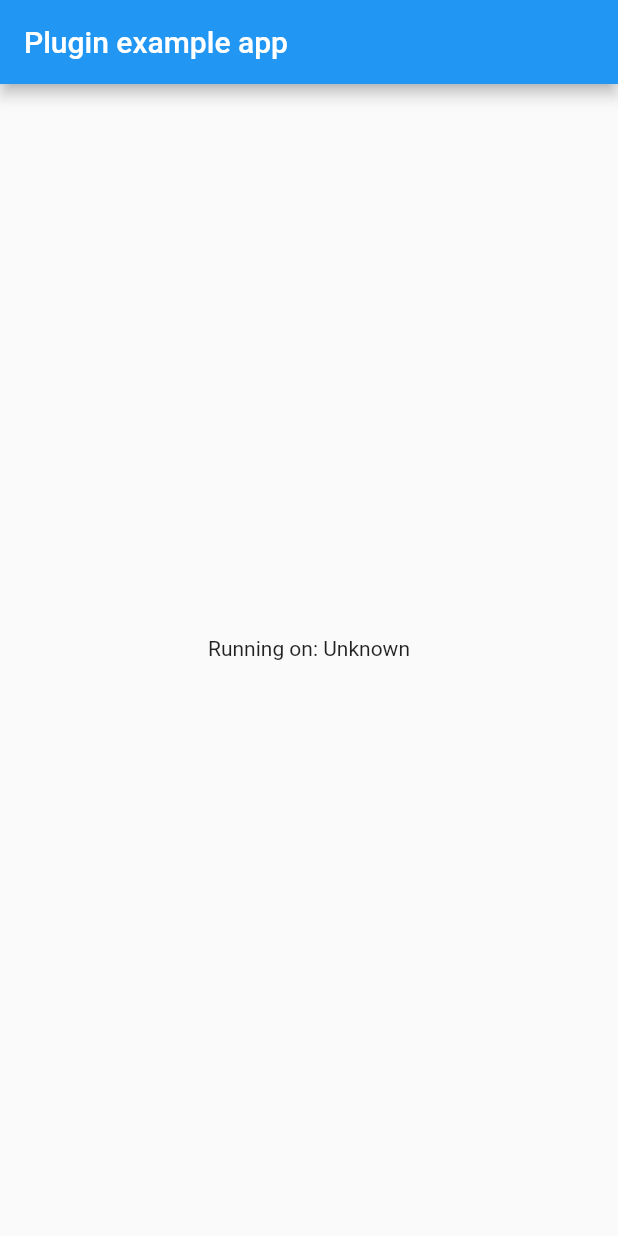
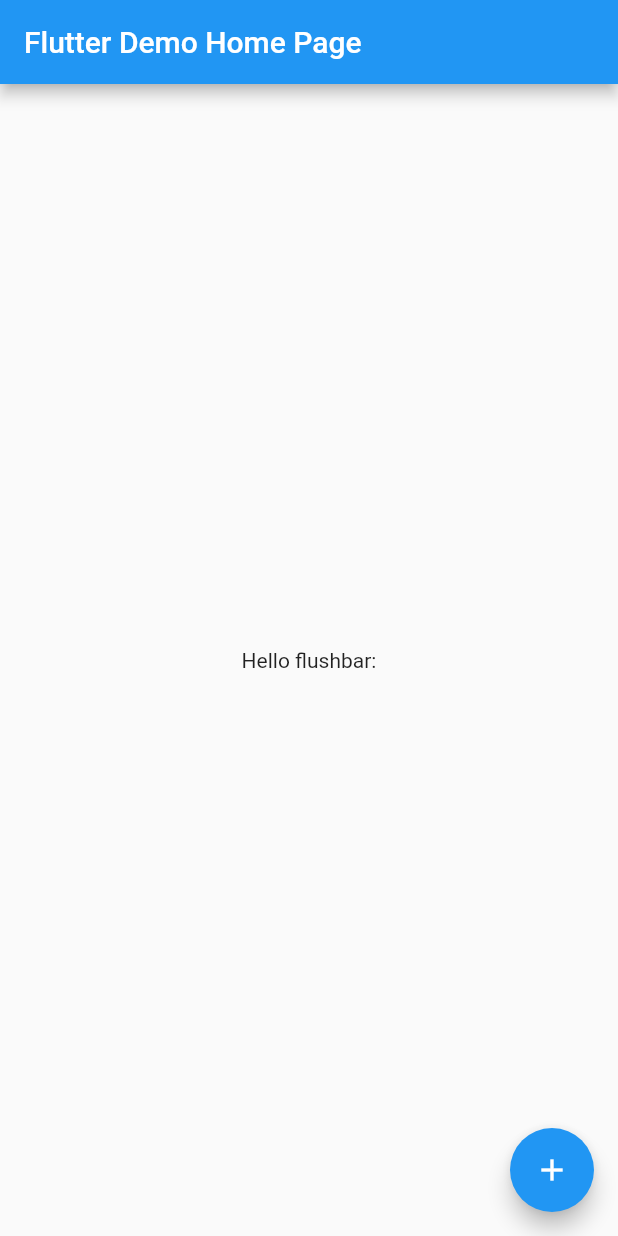
Before and after one commit to vinhcuong/another_flushbar, a Flutter app: the screen it shows after launch, on a phone screen of 412 x 824 dp. Run offline on Flutter 3.47's test engine with Material 2 defaults, Android fonts, the phone set to English and light mode, and no system bars.

Commit message:
push example code

```diff
--- a/example/lib/main.dart
+++ b/example/lib/main.dart
@@ -2,57 +2,108 @@ import 'package:flutter/material.dart';
 import 'dart:async';
 
 import 'package:flutter/services.dart';
-import 'package:another_flushbar/another_flushbar.dart';
+import 'package:another_flushbar/flushbar.dart';
 
 void main() {
   runApp(MyApp());
 }
 
-class MyApp extends StatefulWidget {
+class MyApp extends StatelessWidget {
+  // This widget is the root of your application.
   @override
-  _MyAppState createState() => _MyAppState();
+  Widget build(BuildContext context) {
+    return MaterialApp(
+      title: 'Flutter Demo',
+      theme: ThemeData(
+        // This is the theme of your application.
+        //
+        // Try running your application with "flutter run". You'll see the
+        // application has a blue toolbar. Then, without quitting the app, try
+        // changing the primarySwatch below to Colors.green and then invoke
+        // "hot reload" (press "r" in the console where you ran "flutter run",
+        // or simply save your changes to "hot reload" in a Flutter IDE).
+        // Notice that the counter didn't reset back to zero; the application
+        // is not restarted.
+        primarySwatch: Colors.blue,
+      ),
+      home: MyHomePage(title: 'Flutter Demo Home Page'),
+    );
+  }
 }
 
-class _MyAppState extends State<MyApp> {
-  String _platformVersion = 'Unknown';
+class MyHomePage extends StatefulWidget {
+  MyHomePage({Key key, this.title}) : super(key: key);
+
+  // This widget is the home page of your application. It is stateful, meaning
+  // that it has a State object (defined below) that contains fields that affect
+  // how it looks.
+
+  // This class is the configuration for the state. It holds the values (in this
+  // case the title) provided by the parent (in this case the App widget) and
+  // used by the build method of the State. Fields in a Widget subclass are
+  // always marked "final".
+
+  final String title;
 
   @override
-  void initState() {
-    super.initState();
-    initPlatformState();
-  }
+  _MyHomePageState createState() => _MyHomePageState();
+}
 
-  // Platform messages are asynchronous, so we initialize in an async method.
-  Future<void> initPlatformState() async {
-    String platformVersion;
-    // Platform messages may fail, so we use a try/catch PlatformException.
-    try {
-      platformVersion = await AnotherFlushbar.platformVersion;
-    } on PlatformException {
-      platformVersion = 'Failed to get platform version.';
-    }
+class _MyHomePageState extends State<MyHomePage> {
 
-    // If the widget was removed from the tree while the asynchronous platform
-    // message was in flight, we want to discard the reply rather than calling
-    // setState to update our non-existent appearance.
-    if (!mounted) return;
-
-    setState(() {
-      _platformVersion = platformVersion;
-    });
-  }
 
   @override
   Widget build(BuildContext context) {
-    return MaterialApp(
-      home: Scaffold(
-        appBar: AppBar(
-          title: const Text('Plugin example app'),
-        ),
-        body: Center(
-          child: Text('Running on: $_platformVersion\n'),
+    // This method is rerun every time setState is called, for instance as done
+    // by the _incrementCounter method above.
+    //
+    // The Flutter framework has been optimized to make rerunning build methods
+    // fast, so that you can just rebuild anything that needs updating rather
+    // than having to individually change instances of widgets.
+    return Scaffold(
+      appBar: AppBar(
+        // Here we take the value from the MyHomePage object that was created by
+        // the App.build method, and use it to set our appbar title.
+        title: Text(widget.title),
+      ),
+      body: Center(
+        // Center is a layout widget. It takes a single child and positions it
+        // in the middle of the parent.
+        child: Column(
+          // Column is also a layout widget. It takes a list of children and
+          // arranges them vertically. By default, it sizes itself to fit its
+          // children horizontally, and tries to be as tall as its parent.
+          //
+          // Invoke "debug painting" (press "p" in the console, choose the
+          // "Toggle Debug Paint" action from the Flutter Inspector in Android
+          // Studio, or the "Toggle Debug Paint" command in Visual Studio Code)
+          // to see the wireframe for each widget.
+          //
+          // Column has various properties to control how it sizes itself and
+          // how it positions its children. Here we use mainAxisAlignment to
+          // center the children vertically; the main axis here is the vertical
+          // axis because Columns are vertical (the cross axis would be
+          // horizontal).
+          mainAxisAlignment: MainAxisAlignment.center,
+          children: <Widget>[
+            Text(
+              'Hello flushbar:',
+            ),
+          ],
         ),
       ),
+      floatingActionButton: FloatingActionButton(
+        onPressed: () async{
+          Flushbar(
+            title:  "Hey Ninja",
+            message:  "Lorem Ipsum is simply dummy text of the printing and typesetting industry",
+            flushbarPosition: FlushbarPosition.TOP,
+            duration:  Duration(seconds: 3),
+          )..show(context);
+        },
+        tooltip: 'Increment',
+        child: Icon(Icons.add),
+      ), // This trailing comma makes auto-formatting nicer for build methods.
     );
   }
 }
```
Also changed, not shown: 1 other file.
